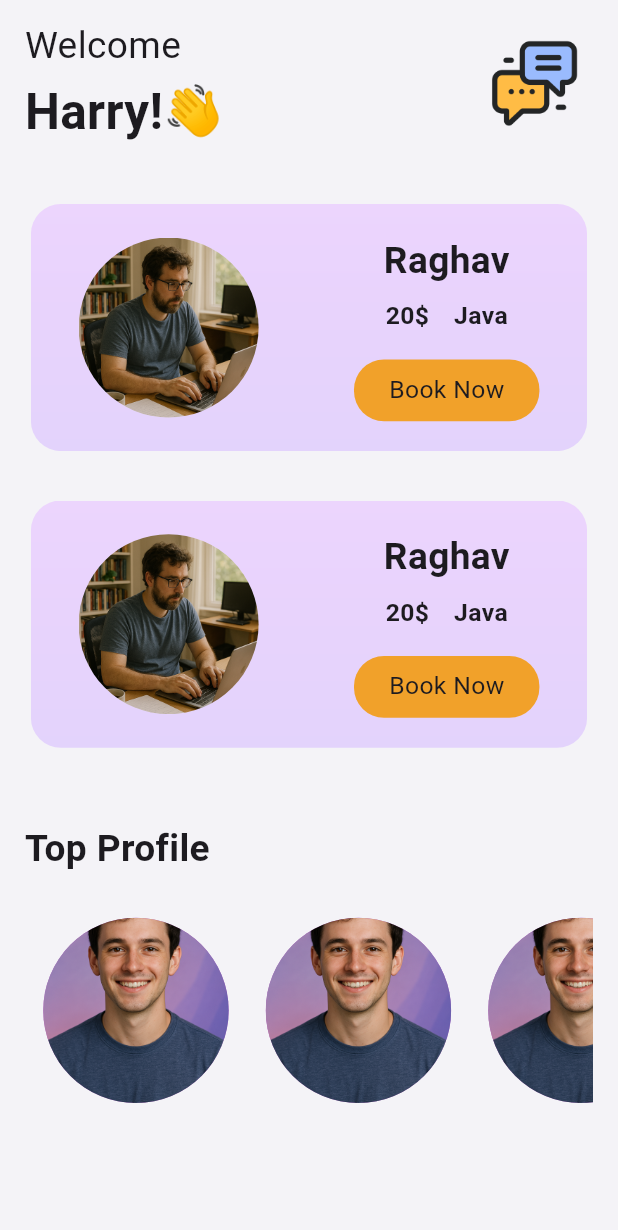
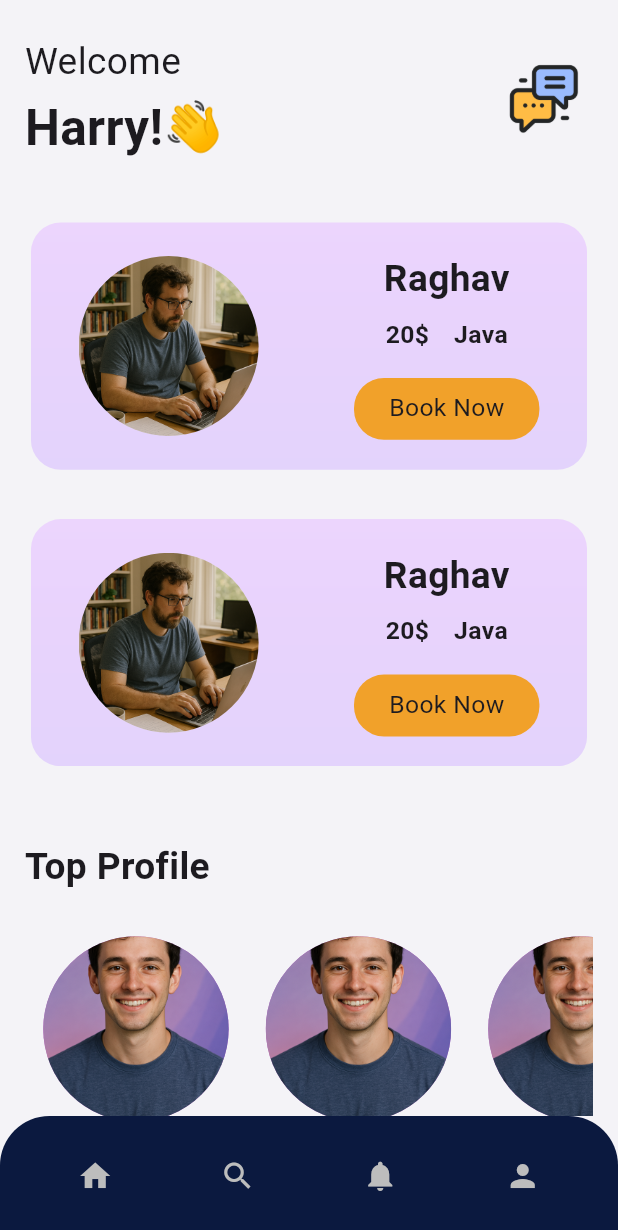
Before and after one commit to RaghavBaheti90/SkillSwap, a Flutter app: the home_page screen opened directly, on a phone screen of 412 x 824 dp. Shown: the top 1230 px of the screen. Run offline on Flutter 3.47's test engine with Material 3 defaults, Android fonts, the phone set to English and light mode, and no system bars.

Commit message:
ui update

```diff
--- /dev/null
+++ b/lib/elements/bottom_taskbar.dart
@@ -0,0 +1,58 @@
+import 'package:flutter/material.dart';
+
+class bottom_taskbar extends StatefulWidget {
+  const bottom_taskbar({super.key});
+
+  @override
+  State<bottom_taskbar> createState() => _bottom_taskbarState();
+}
+
+class _bottom_taskbarState extends State<bottom_taskbar> {
+  late double hight = MediaQuery.of(context).size.height;
+  late double width = MediaQuery.of(context).size.width;
+  @override
+  Widget build(BuildContext context) {
+    return ClipRRect(
+        borderRadius: BorderRadius.only(
+            topLeft: Radius.circular(hight * 0.04),
+            topRight: Radius.circular(hight * 0.04)),
+        child: BottomAppBar(
+          color: Color.fromARGB(255, 11, 25, 63),
+          shape: const CircularNotchedRectangle(),
+          notchMargin: hight * 0.03,
+          child: Row(
+            mainAxisAlignment: MainAxisAlignment.spaceAround,
+            children: [
+              IconButton(
+                color: Colors.grey[400],
+                icon: const Icon(Icons.home),
+                onPressed: () {
+                  // Handle home button press
+                },
+              ),
+              IconButton(
+                icon: const Icon(Icons.search),
+                color: Colors.grey[400],
+                onPressed: () {
+                  // Handle search button press
+                },
+              ),
+              IconButton(
+                icon: const Icon(Icons.notifications),
+                color: Colors.grey[400],
+                onPressed: () {
+                  // Handle notifications button press
+                },
+              ),
+              IconButton(
+                icon: const Icon(Icons.person),
+                color: Colors.grey[400],
+                onPressed: () {
+                  // Handle profile button press
+                },
+              ),
+            ],
+          ),
+        ));
+  }
+}
--- a/lib/elements/home_sceen_tab.dart
+++ b/lib/elements/home_sceen_tab.dart
@@ -1,4 +1,5 @@
 import 'package:flutter/material.dart';
+import 'package:skill_swap/elements/book_now_popup.dart';
 
 class home_screen_tab extends StatefulWidget {
   const home_screen_tab({super.key});
@@ -75,7 +76,16 @@ class _home_screen_tabState extends State<home_screen_tab> {
                         SizedBox(
                           height: hight * 0.02,
                         ),
-                        Container(
+                        GestureDetector(
+                          onTap: () {
+                            showDialog(
+                              context: context,
+                              builder: (BuildContext context) {
+                                return booknow_popup();
+                              },
+                            );
+                          },
+                          child: Container(
                             height: hight * 0.05,
                             width: width * 0.3,
                             decoration: BoxDecoration(
@@ -88,6 +98,7 @@ class _home_screen_tabState extends State<home_screen_tab> {
                                   fontSize: hight * 0.02,
                                   fontWeight: FontWeight.w400),
                             )),
+                          ),
                         )
                       ],
                     )
--- a/lib/screens/home.dart
+++ b/lib/screens/home.dart
@@ -1,6 +1,9 @@
 import 'package:flutter/material.dart';
+import 'package:skill_swap/elements/bottom_taskbar.dart';
 import 'package:skill_swap/elements/home_sceen_tab.dart';
 import 'package:skill_swap/elements/top_skills_box.dart';
+import 'package:skill_swap/screens/chat_page.dart';
+import 'package:skill_swap/screens/login_page.dart';
 
 class home_page extends StatefulWidget {
   const home_page({super.key});
@@ -16,6 +19,7 @@ class _home_pageState extends State<home_page> {
   Widget build(BuildContext context) {
     return Scaffold(
       backgroundColor: Color(0xFFF4F3F7),
+      bottomNavigationBar: bottom_taskbar(),
       body: SafeArea(
           child: SingleChildScrollView(
         child: Column(
@@ -23,7 +27,14 @@ class _home_pageState extends State<home_page> {
             Column(
               crossAxisAlignment: CrossAxisAlignment.start,
               children: [
-                Row(
+                AppBar(
+                  backgroundColor: Color(0xFFF4F3F7),
+                  elevation: 0,
+                  toolbarHeight: hight * 0.15,
+                  automaticallyImplyLeading: false,
+                  flexibleSpace: Padding(
+                    padding: EdgeInsets.only(top: hight * 0.02),
+                    child: Row(
                       mainAxisAlignment: MainAxisAlignment.spaceBetween,
                       children: [
                         Column(
@@ -55,10 +66,22 @@ class _home_pageState extends State<home_page> {
                         ),
                         Padding(
                           padding: EdgeInsets.all(hight * 0.03),
+                          child: GestureDetector(
+                            onTap: () {
+                              Navigator.push(
+                                  context,
+                                  MaterialPageRoute(
+                                      builder: (context) => chat_page()));
+                            },
                             child: Container(
-                            width: width * 0.15,
-                            child: Image.asset("assets/chat.png")))
+                              width: width * 0.12,
+                              child: Image.asset("assets/chat.png"),
+                            ),
+                          ),
+                        ),
                       ],
+                    ),
+                  ),
                 ),
                 SizedBox(
                   height: hight * 0.03,
```
Also changed, not shown: lib/elements/book_now_popup.dart (added, +81 -0 lines), lib/screens/chat_page.dart (added, +56 -0 lines). Lines whose indentation alone changed are shown as unchanged.
